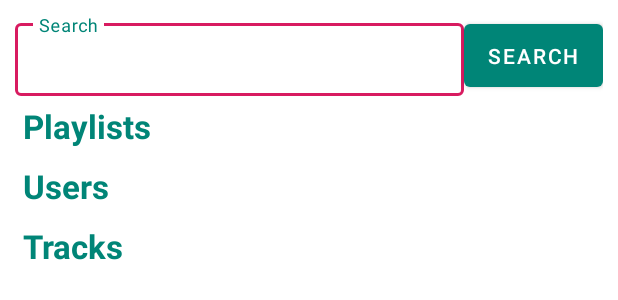
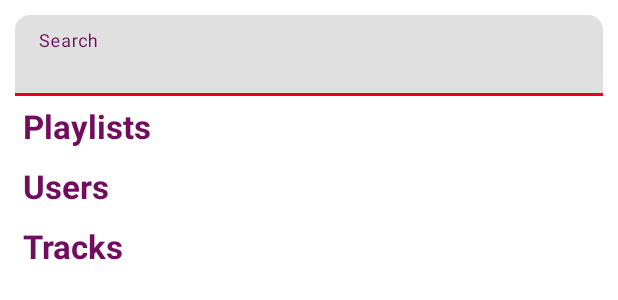
Before and after one commit to vaneyck/sound-cloud-client, an Android app: the layout fragment_home.xml on its own in the app's theme, with its tools: preview values and no code run, on a phone screen of 412 x 824 dp. Shown: the top 300 px of the screen. Run offline under Robolectric (Android 15) with nearby library versions, the phone set to English and light mode, and no system bars.

Commit message:
Theme updates

```diff
--- a/app/src/main/java/com/vanks/sound_cloud_client/viewmodel/Track.kt
+++ b/app/src/main/java/com/vanks/sound_cloud_client/viewmodel/Track.kt
@@ -12,6 +12,7 @@ class Track {
     var artistName: String = "Lil Qwuezy"
     var streamUrl: String = ""
     var playbackCount: Int = 0
+    var permalinkUrl: String = ""
 
     var soundCloudTrack: SoundCloudTrack
 
@@ -24,6 +25,7 @@ class Track {
         this.artistName = soundCloudTrack.user.username
         this.streamUrl = soundCloudTrack.stream_url + "?client_id=" + SOUND_CLOUD_CLIENT_ID
         this.playbackCount = soundCloudTrack.playback_count
+        this.permalinkUrl = soundCloudTrack.permalink_url
     }
 
     fun getDisplayCount () : String {
--- a/app/src/main/res/layout/fragment_home.xml
+++ b/app/src/main/res/layout/fragment_home.xml
@@ -34,14 +34,17 @@
 
                 <com.google.android.material.textfield.TextInputLayout
                     android:id="@+id/search_field_container"
-                    style="@style/Widget.MaterialComponents.TextInputLayout.OutlinedBox.Dense"
+                    style="@style/Widget.MaterialComponents.TextInputLayout.FilledBox.Dense"
                     android:layout_width="0dp"
                     android:layout_height="wrap_content"
                     android:hint="@string/search_hint"
                     app:boxStrokeColor="@color/colorAccent"
-                    app:boxStrokeWidth="30sp"
+
+                    app:boxCornerRadiusTopStart="10dp"
+                    app:boxCornerRadiusTopEnd="10dp"
+
                     app:layout_constraintLeft_toLeftOf="parent"
-                    app:layout_constraintRight_toLeftOf="@id/search_button"
+                    app:layout_constraintRight_toRightOf="parent"
                     app:layout_constraintTop_toTopOf="parent">
 
                     <com.google.android.material.textfield.TextInputEditText
@@ -49,17 +52,9 @@
                         android:layout_width="match_parent"
                         android:layout_height="wrap_content"
                         android:text=""
+                        android:maxLines="1"
                         android:textColor="@color/colorAccent" />
                 </com.google.android.material.textfield.TextInputLayout>
-
-                <com.google.android.material.button.MaterialButton
-                    android:id="@+id/search_button"
-                    android:layout_width="wrap_content"
-                    android:layout_height="0dp"
-                    android:text="Search"
-                    app:layout_constraintRight_toRightOf="parent"
-                    app:layout_constraintTop_toTopOf="parent"
-                    app:layout_constraintBottom_toBottomOf="parent"/>
             </androidx.constraintlayout.widget.ConstraintLayout>
 
             <TextView
--- a/app/src/main/res/layout/fragment_max_player.xml
+++ b/app/src/main/res/layout/fragment_max_player.xml
@@ -55,7 +55,7 @@
             android:layout_height="wrap_content"
             android:background="@android:color/transparent"
             app:shutter_background_color="@android:color/transparent"
-            app:buffered_color="@color/colorAccent" />
+            app:buffered_color="@color/colorPrimary" />
 
     </LinearLayout>
 </layout>
--- a/app/src/main/res/layout/fragment_mini_player.xml
+++ b/app/src/main/res/layout/fragment_mini_player.xml
@@ -65,7 +65,7 @@
             android:layout_width="match_parent"
             android:layout_height="wrap_content"
             android:background="@color/colorPrimary"
-            app:buffered_color="@color/colorAccent" />
+            app:buffered_color="@color/colorPrimary" />
 
     </LinearLayout>
 
--- a/app/src/main/res/values/colors.xml
+++ b/app/src/main/res/values/colors.xml
@@ -1,6 +1,10 @@
 <?xml version="1.0" encoding="utf-8"?>
 <resources>
-    <color name="colorPrimary">#008577</color>
-    <color name="colorPrimaryDark">#00574B</color>
-    <color name="colorAccent">#D81B60</color>
+    <color name="colorPrimary">#720d5d</color>
+    <color name="colorPrimaryDark">#430033</color>
+    <color name="colorAccent">#e30425</color>
+    <color name="primaryText">#000000</color>
+    <color name="buttonNormal">#e30425</color>
+    <color name="buttonHighlight">#ff554f</color>
+    <color name="buttonText">#FFFFFF</color>
 </resources>
```
Also changed, not shown: app/src/main/java/com/vanks/sound_cloud_client/ui/home/HomeFragment.kt (+7 -6 lines).
